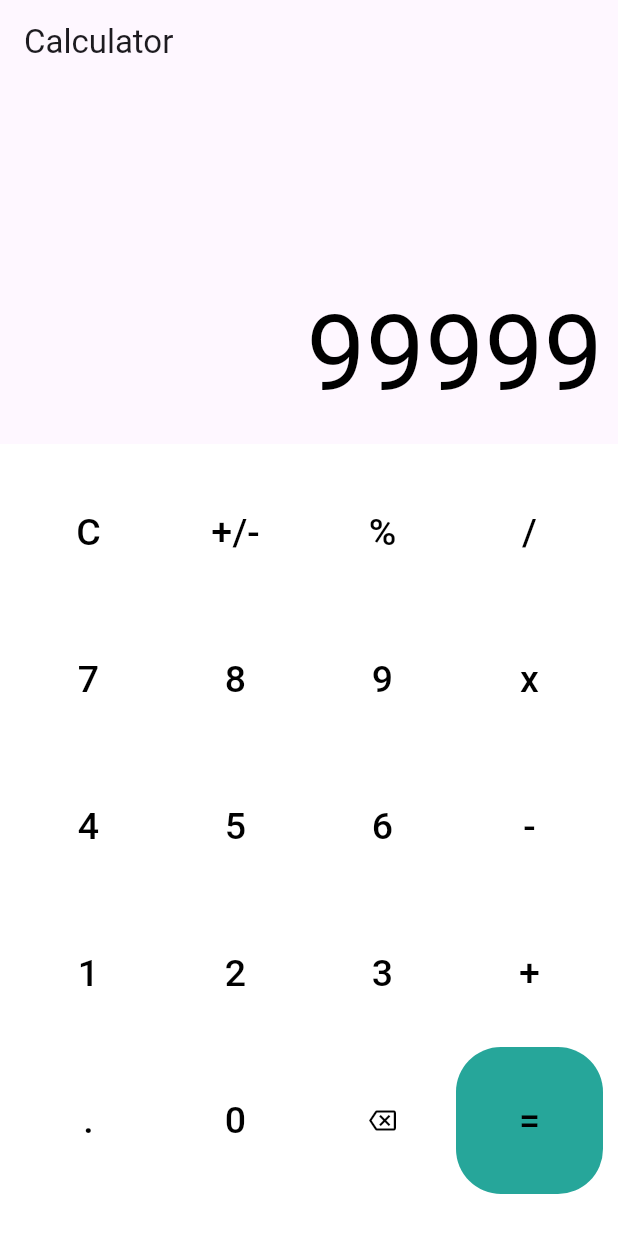
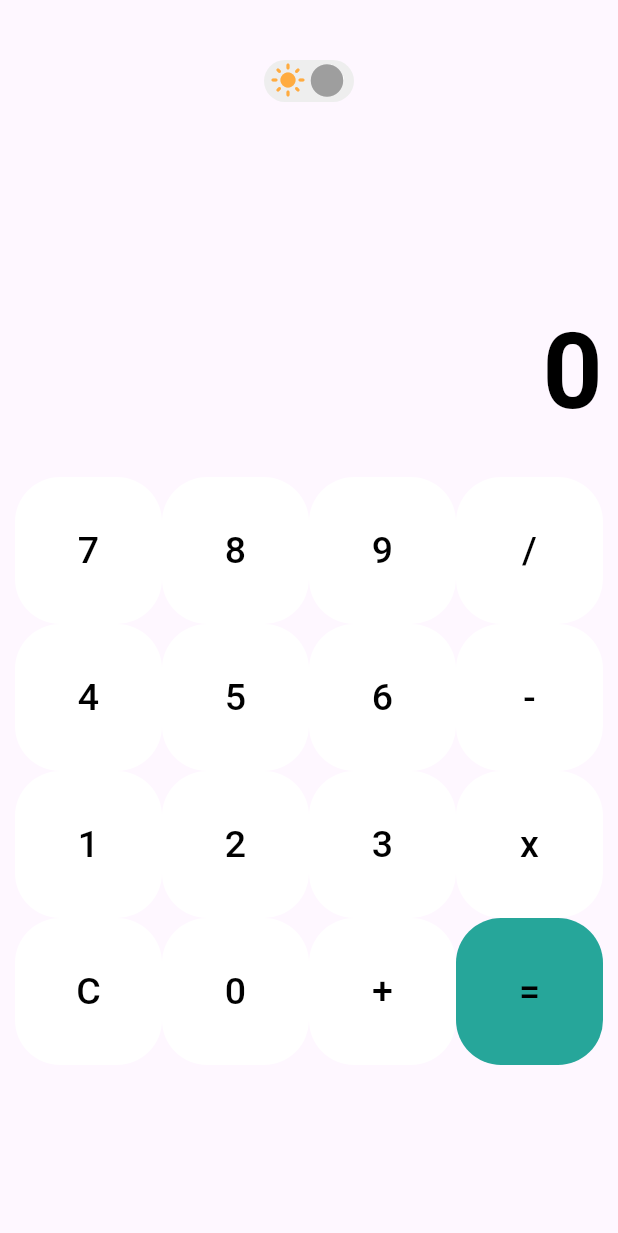
Before and after one commit to MingmarGyalzenSherpa/calculator-flutter, a Flutter app: the screen it shows after launch, on a phone screen of 412 x 824 dp. Shown: the top 1233 px of the screen. Run offline on Flutter 3.47's test engine with Material 3 defaults, Android fonts, the phone set to English and light mode, and no system bars.

Commit message:
made theme toggle btn

```diff
--- a/lib/pages/home.dart
+++ b/lib/pages/home.dart
@@ -1,5 +1,6 @@
 import 'package:calculator/widgets/calculator_btn.dart';
 import 'package:calculator/widgets/screen.dart';
+import 'package:calculator/widgets/themeModeToggle.dart';
 import 'package:flutter/material.dart';
 
 class Home extends StatefulWidget {
@@ -11,30 +12,71 @@ class Home extends StatefulWidget {
 
 class _HomeState extends State<Home> {
 
-  var buttons = ['C','+/-','%','/',
-                  '7','8','9','x',
+  // List buttons = ['C','+/-','%','/',
+  //                 '7','8','9','x',
+  //                   '4','5','6','-',
+  //                 '1','2','3','+',
+  //                 '.','0','<','='];
+
+
+  List buttons = [
+    '7','8','9','/',
     '4','5','6','-',
-                  '1','2','3','+',
-                  '.','0','<','='];
+    '1','2','3','x',
+    'C','0','+','='];
 
-  void handleButton(var number){
-    print(number);
+  String output = "0";
+  String math_exp = "";
+  void handleButton(var input){
+      if(input == "=")
+        {
+          setState(() {
+            output = "output";
+            print(math_exp);
+          });
+          //calculate
+        }else if(input == "C" || input == "+/-" || input == "%"
+      || input == "/" || input == "x" || input == "-" || input == "+"
+      || input == "." || input == "<")
+        {
+          if(input == "<")
+            {
+              setState(() {
+                output = output.substring(0, output.length-1);
+                math_exp = math_exp.substring(0,math_exp.length-1);
+              });
+            }else {
+            setState(() {
+              output = "";
+            });
+          }//operation
+        }else{
+          setState(() {
+           output += input;
+          });
+      }
+      setState(() {
+        math_exp += input;
+      });
+
   }
 
   bool isLightMode = true;
   @override
   Widget build(BuildContext context) {
     return Scaffold(
-      appBar: AppBar(
-        title: Text("Calculator"),
+      body: SafeArea(
+        child: Column(
+          // crossAxisAlignment: CrossAxisAlignment.stretch,
+          children: [
+            SizedBox(
+              height: 40,
             ),
-      body: Column(
-        crossAxisAlignment: CrossAxisAlignment.stretch,
-        children: [
-          Screen(),
+            ThemeModeToggle(),
+            Screen(label:output),
             Expanded(
               child: Container(
-              color:Colors.white,
+                // color:Colors.red,
                 child: GridView.builder(
                   padding: EdgeInsets.all(10),
                   itemCount: buttons.length,
@@ -45,6 +87,7 @@ class _HomeState extends State<Home> {
               )
             ),
           ],
+        ),
       )
     );
   }
--- a/lib/widgets/screen.dart
+++ b/lib/widgets/screen.dart
@@ -1,18 +1,22 @@
 import 'package:flutter/material.dart';
 
 class Screen  extends StatelessWidget {
-  const Screen({super.key});
+  final String label;
+  const Screen({super.key,required this.label});
 
   @override
   Widget build(BuildContext context) {
     return Container(
+
         alignment: Alignment.bottomRight,
         padding: EdgeInsets.all(10),
-        child: Text("99999",
+        child: Text(label,
         style: TextStyle(
           color: Colors.black,
           fontSize: 70,
-        ),),
+          fontWeight: FontWeight.bold,
+        ),
+        ),
       height: 240,
 
     );
--- /dev/null
+++ b/lib/widgets/themeModeToggle.dart
@@ -0,0 +1,51 @@
+import 'package:flutter/material.dart';
+
+class ThemeModeToggle extends StatefulWidget {
+  const ThemeModeToggle({super.key});
+
+  @override
+  State<ThemeModeToggle> createState() => _ThemeModeToggleState();
+}
+
+class _ThemeModeToggleState extends State<ThemeModeToggle> {
+
+  bool isLightMode = true;
+  @override
+  Widget build(BuildContext context) {
+    return GestureDetector(
+      onTap: (){
+        setState(() {
+          isLightMode = !isLightMode;
+        });
+      },
+      child: AnimatedContainer(
+        duration: Duration(milliseconds: 300),
+        width: 60,
+        height:28,
+        decoration: BoxDecoration(
+          borderRadius: BorderRadius.circular(30),
+          color:isLightMode ? Colors.grey[200]:Colors.black38,
+        ),
+        child:Stack(
+            children: [
+              Positioned(
+                top:1,
+                left: 4,
+                child: Icon(Icons.light_mode,color: Colors.orangeAccent,),
+              ),
+              Positioned(
+                right:4,
+                child: Icon(Icons.dark_mode_outlined,color:Colors.white),
+              ),
+              AnimatedPositioned(
+                  child: Icon(Icons.circle,color:isLightMode?Colors.grey:Colors.white,size: 26,),
+                  duration:Duration(milliseconds: 300),
+                  top:0.5,
+                left:isLightMode?29:3,
+              )
+            ],
+        )
+      ),
+    );
+  }
+}
--- a/pubspec.yaml
+++ b/pubspec.yaml
@@ -35,6 +35,7 @@ dependencies:
   # The following adds the Cupertino Icons font to your application.
   # Use with the CupertinoIcons class for iOS style icons.
   cupertino_icons: ^1.0.2
+  eval_ex: ^1.1.8
 
 dev_dependencies:
   flutter_test:
```
Also changed, not shown: pubspec.lock. Lines whose indentation alone changed are shown as unchanged.
